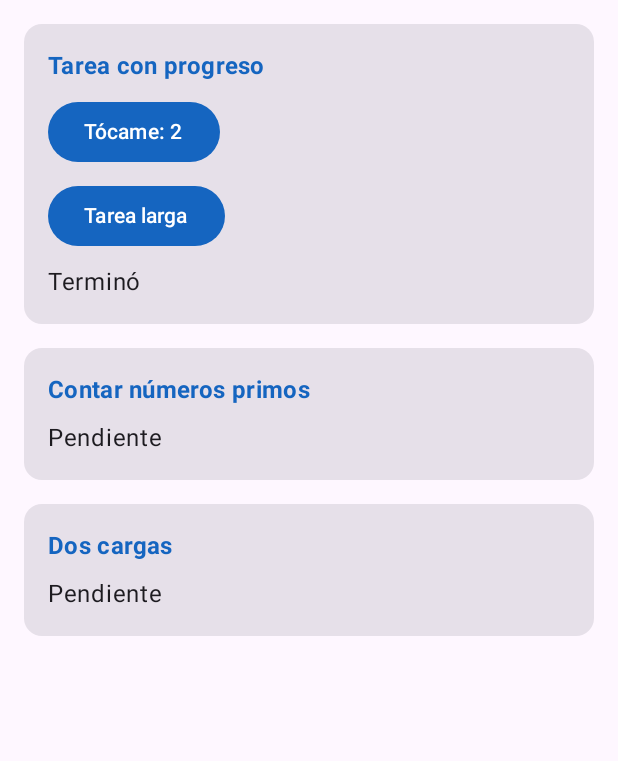
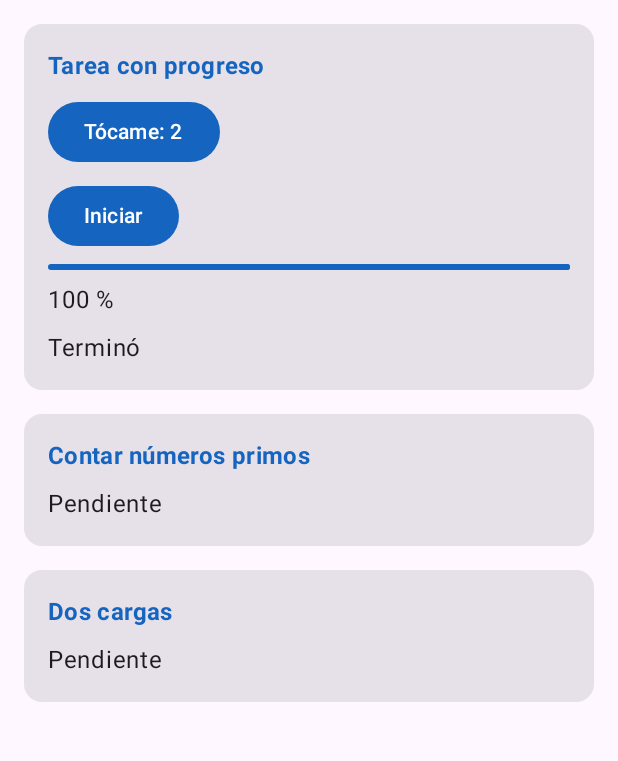
Before and after one commit to kiaraalburqueque-stack/Lab14-CentroTareas, an Android app built with Jetpack Compose: the screen it shows after launch (MainActivity), after a tap on an icon or button, on a phone screen of 412 x 824 dp, the part 96-857 px from its top. Run offline under Robolectric (Android 15) with nearby library versions, the phone set to English and light mode, and no system bars; 2 other taps on this screen came first.

Commit message:
feat(progreso): agrega barra de progreso con StateFlow

```diff
--- a/app/src/main/java/com/alburquequearzapalo/centrotareas/ui/PantallaTareas.kt
+++ b/app/src/main/java/com/alburquequearzapalo/centrotareas/ui/PantallaTareas.kt
@@ -11,6 +11,7 @@ import androidx.compose.foundation.verticalScroll
 import androidx.compose.material3.Button
 import androidx.compose.material3.Card
 import androidx.compose.material3.ExperimentalMaterial3Api
+import androidx.compose.material3.LinearProgressIndicator
 import androidx.compose.material3.MaterialTheme
 import androidx.compose.material3.Scaffold
 import androidx.compose.material3.Text
@@ -31,6 +32,7 @@ import com.alburquequearzapalo.centrotareas.viewmodel.TareasViewModel
 @Composable
 fun PantallaTareas(vm: TareasViewModel) {
     val mensaje by vm.mensaje.collectAsState()
+    val progreso by vm.progreso.collectAsState()
     // Prueba de vida: si este contador deja de sumar, la pantalla está congelada
     var toques by rememberSaveable { mutableIntStateOf(0) }
 
@@ -55,7 +57,12 @@ fun PantallaTareas(vm: TareasViewModel) {
         ) {
             Tarjeta("Tarea con progreso") {
                 Button(onClick = { toques++ }) { Text("Tócame: $toques") }
-                Button(onClick = { vm.tareaLarga() }) { Text("Tarea larga") }
+                Button(onClick = { vm.tareaLarga() }) { Text("Iniciar") }
+                LinearProgressIndicator(
+                    progress = { progreso },
+                    modifier = Modifier.fillMaxWidth()
+                )
+                Text("${(progreso * 100).toInt()} %")
                 Text(mensaje)
             }
             Tarjeta("Contar números primos") {
--- a/app/src/main/java/com/alburquequearzapalo/centrotareas/viewmodel/TareasViewModel.kt
+++ b/app/src/main/java/com/alburquequearzapalo/centrotareas/viewmodel/TareasViewModel.kt
@@ -20,22 +20,29 @@ class TareasViewModel(private val repo: TareasRepository) : ViewModel() {
     private val _mensaje = MutableStateFlow("Listo")
     val mensaje: StateFlow<String> = _mensaje.asStateFlow()
 
-    // Paso 2: la espera se hace en segundo plano con una corrutina.
-    // El hilo principal queda libre para dibujar y atender toques.
+    // Paso 3: progreso de 0f a 1f. Solo se expone la versión de lectura.
+    private val _progreso = MutableStateFlow(0f)
+    val progreso: StateFlow<Float> = _progreso.asStateFlow()
+
+    // Paso 2 y 3: la tarea corre en segundo plano con una corrutina
+    // y va informando su avance. El hilo principal queda libre.
     fun tareaLarga() {
         viewModelScope.launch {
+            _progreso.value = 0f
             _mensaje.value = "Trabajando..."
             Log.d("HILO", "Antes: ${Thread.currentThread().name}")
-            withContext(Dispatchers.Default) {
-                Log.d("HILO", "Dentro: ${Thread.currentThread().name}")
-                delay(4000)
+            for (i in 1..100) {
+                withContext(Dispatchers.Default) {
+                    if (i == 1) Log.d("HILO", "Dentro: ${Thread.currentThread().name}")
+                    delay(40)
+                }
+                _progreso.value = i / 100f
             }
             Log.d("HILO", "Despues: ${Thread.currentThread().name}")
             _mensaje.value = "Terminó"
         }
     }
 
-    // TODO Paso 3: progreso
     // TODO Paso 4: trabajo (Job), corriendo y cancelar()
 
     // ----- Contar primos (paso 5)
```
